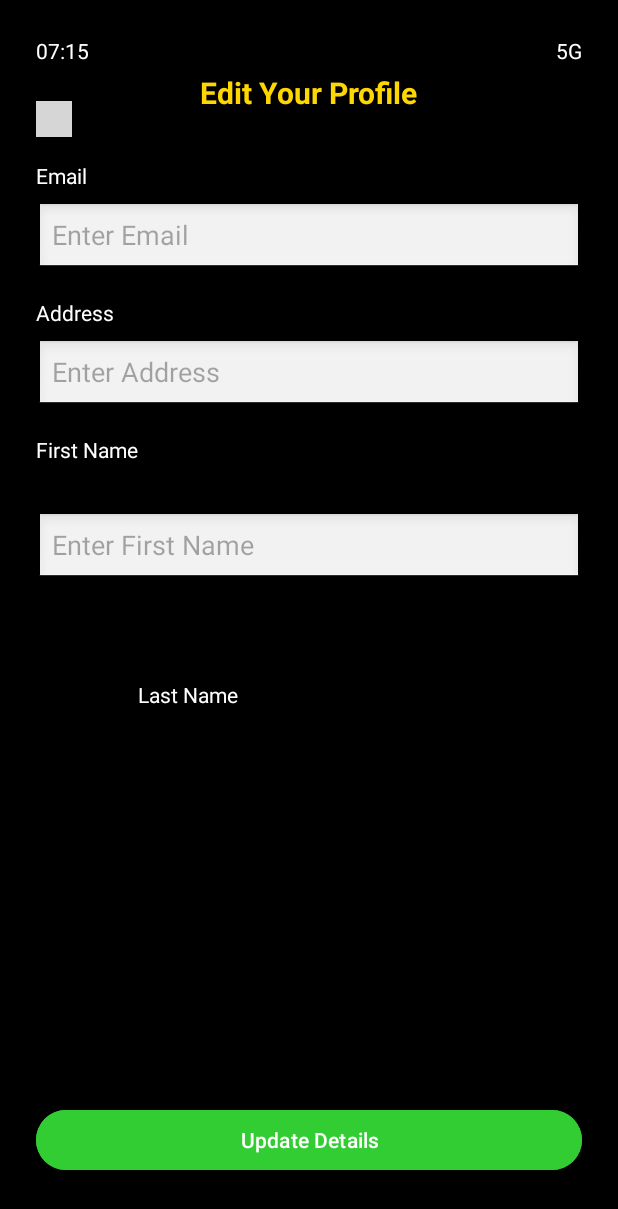
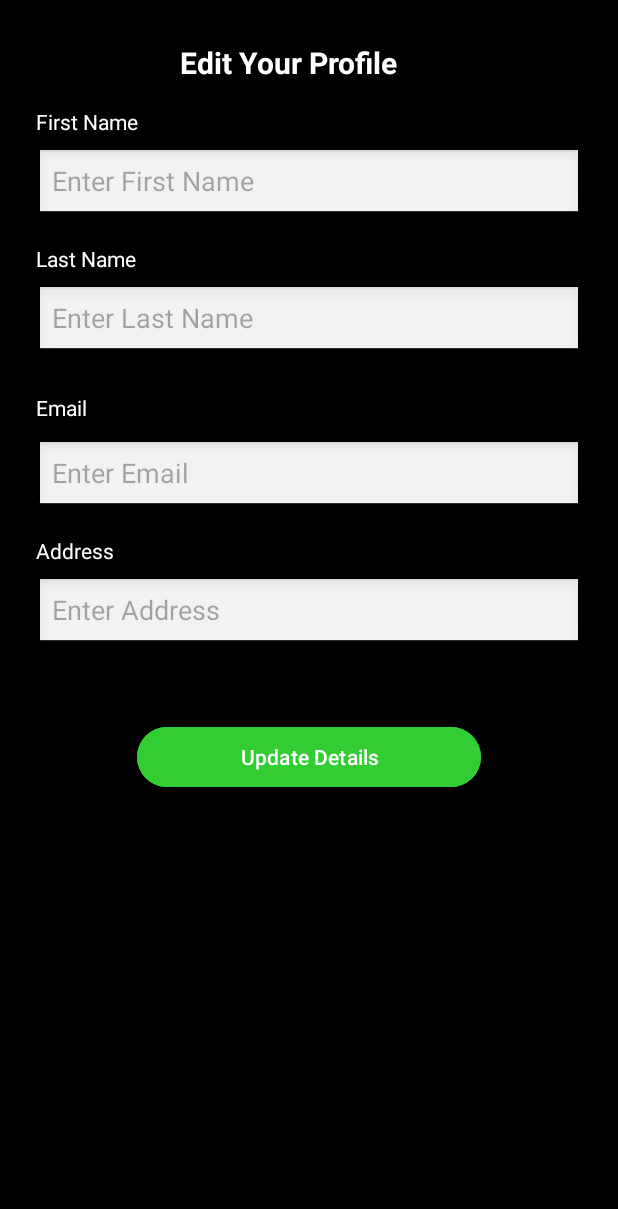
Before and after one commit to Baralsurekha/Task-management, an Android app: the layout activity_editprofile.xml on its own in the app's theme, with its tools: preview values and no code run, on a phone screen of 412 x 824 dp. Shown: the top 1209 px of the screen. Run offline under Robolectric (Android 15) with nearby library versions, the phone set to English and light mode, and no system bars; grey boxes are pictures that could not be loaded.

Commit message:
User profile

```diff
--- a/app/src/main/AndroidManifest.xml
+++ b/app/src/main/AndroidManifest.xml
@@ -37,6 +37,9 @@
                 <category android:name="android.intent.category.LAUNCHER" />
             </intent-filter>
         </activity>
+        <activity android:name=".Editprofile" />
+
+
     </application>
 
 </manifest>
--- a/app/src/main/res/layout/activity_create_task.xml
+++ b/app/src/main/res/layout/activity_create_task.xml
@@ -95,7 +95,8 @@
         android:textColor="#090909"
         android:textColorHint="#595757"
         app:layout_constraintStart_toStartOf="parent"
-        app:layout_constraintTop_toBottomOf="@+id/editTextText3" />
+        app:layout_constraintTop_toBottomOf="@+id/editTextText3"
+        tools:ignore="HardcodedText" />
 
     <EditText
         android:id="@+id/editTextTime"
--- a/app/src/main/res/layout/activity_editprofile.xml
+++ b/app/src/main/res/layout/activity_editprofile.xml
@@ -1,91 +1,116 @@
 <?xml version="1.0" encoding="utf-8"?>
-<androidx.constraintlayout.widget.ConstraintLayout xmlns:android="http://schemas.android.com/apk/res/android"
+<ScrollView xmlns:android="http://schemas.android.com/apk/res/android"
     xmlns:app="http://schemas.android.com/apk/res-auto"
     xmlns:tools="http://schemas.android.com/tools"
+    android:id="@+id/main"
     android:layout_width="match_parent"
     android:layout_height="match_parent"
     android:background="#000000"
+    tools:context=".Editprofile">
+
+    <androidx.constraintlayout.widget.ConstraintLayout
+        android:layout_width="match_parent"
+        android:layout_height="wrap_content"
         android:padding="24dp">
 
-    <!-- Top Bar -->
+        <!-- Edit Profile Title -->
+
+        <!-- First Name Label -->
         <TextView
-        android:id="@+id/timeText"
+            android:id="@+id/editProfileTitle"
             android:layout_width="wrap_content"
             android:layout_height="wrap_content"
-        android:text="07:15"
-        android:textColor="#FFFFFF"
-        android:textSize="14sp"
+            android:layout_marginTop="4dp"
+            android:text="Edit Your Profile"
+            android:textColor="@color/white"
+            android:textSize="20sp"
+            android:textStyle="bold"
+            app:layout_constraintEnd_toEndOf="parent"
+            app:layout_constraintHorizontal_bias="0.439"
             app:layout_constraintStart_toStartOf="parent"
             app:layout_constraintTop_toTopOf="parent" />
 
         <TextView
-        android:id="@+id/networkStatus"
+            android:id="@+id/firstNameLabel"
             android:layout_width="wrap_content"
             android:layout_height="wrap_content"
-        android:text="5G"
+            android:text="First Name"
             android:textColor="#FFFFFF"
-        android:textSize="14sp"
-        app:layout_constraintEnd_toEndOf="parent"
-        app:layout_constraintTop_toTopOf="parent" />
+            app:layout_constraintTop_toBottomOf="@id/editProfileTitle"
+            app:layout_constraintStart_toStartOf="parent"
+            android:layout_marginTop="16dp" />
 
-    <ImageView
-        android:id="@+id/btnBack"
-        android:layout_width="24dp"
-        android:layout_height="24dp"
-        android:layout_marginTop="24dp"
-        android:contentDescription="Back"
-        android:src="@drawable/arrow_left"
+        <!-- First Name Input -->
+        <EditText
+            android:id="@+id/editFirstName"
+            android:layout_width="0dp"
+            android:layout_height="wrap_content"
+            android:layout_marginTop="8dp"
+            android:background="@android:drawable/edit_text"
+            android:hint="Enter First Name"
+            android:textColor="#FFFFFF"
+            app:layout_constraintTop_toBottomOf="@id/firstNameLabel"
             app:layout_constraintStart_toStartOf="parent"
-        app:layout_constraintTop_toBottomOf="@id/timeText" />
+            app:layout_constraintEnd_toEndOf="parent" />
 
-    <!-- Title -->
+        <!-- Last Name Label -->
         <TextView
-        android:id="@+id/editProfileTitle"
+            android:id="@+id/lastNameLabel"
             android:layout_width="wrap_content"
             android:layout_height="wrap_content"
-        android:layout_marginTop="24dp"
-        android:text="Edit Your Profile"
-        android:textColor="#FFD700"
-        android:textSize="20sp"
-        android:textStyle="bold"
-        app:layout_constraintEnd_toEndOf="parent"
+            android:text="Last Name"
+            android:textColor="#FFFFFF"
+            app:layout_constraintTop_toBottomOf="@id/editFirstName"
             app:layout_constraintStart_toStartOf="parent"
-        app:layout_constraintTop_toTopOf="parent" />
+            android:layout_marginTop="16dp" />
+
+        <!-- Last Name Input -->
+        <EditText
+            android:id="@+id/editLastName"
+            android:layout_width="0dp"
+            android:layout_height="wrap_content"
+            android:layout_marginTop="8dp"
+            android:background="@android:drawable/edit_text"
+            android:hint="Enter Last Name"
+            android:textColor="#FFFFFF"
+            app:layout_constraintTop_toBottomOf="@id/lastNameLabel"
+            app:layout_constraintStart_toStartOf="parent"
+            app:layout_constraintEnd_toEndOf="parent" />
 
         <!-- Email Label -->
         <TextView
             android:id="@+id/emailLabel"
             android:layout_width="wrap_content"
             android:layout_height="wrap_content"
-        android:layout_marginTop="32dp"
             android:text="Email"
             android:textColor="#FFFFFF"
+            app:layout_constraintTop_toBottomOf="@id/editLastName"
             app:layout_constraintStart_toStartOf="parent"
-        app:layout_constraintTop_toBottomOf="@id/editProfileTitle" />
+            android:layout_marginTop="24dp" />
 
         <!-- Email Input -->
         <EditText
             android:id="@+id/editEmail"
             android:layout_width="0dp"
             android:layout_height="wrap_content"
-        android:layout_marginTop="8dp"
+            android:layout_marginTop="12dp"
             android:background="@android:drawable/edit_text"
             android:hint="Enter Email"
             android:textColor="#FFFFFF"
-        app:layout_constraintEnd_toEndOf="parent"
+            app:layout_constraintTop_toBottomOf="@id/emailLabel"
             app:layout_constraintStart_toStartOf="parent"
-        app:layout_constraintTop_toBottomOf="@id/emailLabel" />
+            app:layout_constraintEnd_toEndOf="parent" />
 
         <!-- Address Label -->
         <TextView
             android:id="@+id/addressLabel"
             android:layout_width="wrap_content"
             android:layout_height="wrap_content"
-        android:layout_marginTop="16dp"
             android:text="Address"
             android:textColor="#FFFFFF"
+            app:layout_constraintTop_toBottomOf="@id/editEmail"
             app:layout_constraintStart_toStartOf="parent"
-        app:layout_constraintTop_toBottomOf="@id/editEmail" />
+            android:layout_marginTop="16dp" />
 
         <!-- Address Input -->
         <EditText
@@ -96,77 +121,23 @@
             android:background="@android:drawable/edit_text"
             android:hint="Enter Address"
             android:textColor="#FFFFFF"
-        app:layout_constraintEnd_toEndOf="parent"
+            app:layout_constraintTop_toBottomOf="@id/addressLabel"
             app:layout_constraintStart_toStartOf="parent"
-        app:layout_constraintTop_toBottomOf="@id/addressLabel" />
-
-    <!-- First Name Label -->
-    <TextView
-        android:id="@+id/firstNameLabel"
-        android:layout_width="wrap_content"
-        android:layout_height="wrap_content"
-        android:layout_marginTop="16dp"
-        android:text="First Name"
-        android:textColor="#FFFFFF"
-        app:layout_constraintStart_toStartOf="parent"
-        app:layout_constraintTop_toBottomOf="@id/editAddress" />
-
-    <!-- First Name Input -->
-
-    <!-- Last Name Label -->
-
-    <!-- Last Name Input -->
+            app:layout_constraintEnd_toEndOf="parent" />
 
         <!-- Save Button -->
-
-    <EditText
-        android:id="@+id/editFirstName"
-        android:layout_width="0dp"
-        android:layout_height="wrap_content"
-        android:layout_marginTop="32dp"
-        android:background="@android:drawable/edit_text"
-        android:hint="Enter First Name"
-        android:textColor="#FFFFFF"
-        app:layout_constraintEnd_toEndOf="parent"
-        app:layout_constraintHorizontal_bias="0.0"
-        app:layout_constraintStart_toStartOf="parent"
-        app:layout_constraintTop_toBottomOf="@id/firstNameLabel" />
-
-    <TextView
-        android:id="@+id/lastNameLabel"
-        android:layout_width="wrap_content"
-        android:layout_height="wrap_content"
-        android:layout_marginStart="68dp"
-        android:layout_marginTop="64dp"
-        android:text="Last Name"
-        android:textColor="#FFFFFF"
-        app:layout_constraintStart_toStartOf="parent"
-        app:layout_constraintTop_toBottomOf="@id/editFirstName" />
-
-    <EditText
-        android:id="@+id/editLastName"
-        android:layout_width="0dp"
-        android:layout_height="wrap_content"
-        android:layout_marginTop="420dp"
-        android:background="@android:drawable/edit_text"
-        android:hint="Enter Last Name"
-        android:textColor="#FFFFFF"
-        app:layout_constraintEnd_toEndOf="parent"
-        app:layout_constraintHorizontal_bias="1.0"
-        app:layout_constraintStart_toStartOf="parent"
-        app:layout_constraintTop_toBottomOf="@id/lastNameLabel" />
-
         <Button
             android:id="@+id/btnSaveProfile"
-        android:layout_width="match_parent"
-        android:layout_height="wrap_content"
-        android:layout_marginTop="24dp"
-        android:layout_marginBottom="16dp"
+            android:layout_width="229dp"
+            android:layout_height="48dp"
+            android:layout_marginTop="48dp"
             android:backgroundTint="#32CD32"
             android:text="Update Details"
             android:textAllCaps="false"
             android:textColor="#FFFFFF"
-        app:layout_constraintBottom_toBottomOf="parent"
-        app:layout_constraintEnd_toEndOf="parent"
-        app:layout_constraintStart_toStartOf="parent" />
+            app:layout_constraintTop_toBottomOf="@id/editAddress"
+            app:layout_constraintStart_toStartOf="parent"
+            app:layout_constraintEnd_toEndOf="parent" />
+
     </androidx.constraintlayout.widget.ConstraintLayout>
+</ScrollView>
```
Also changed, not shown: app/src/main/java/com/example/taskmanagement/Editprofile.java (+17 -0 lines), app/src/main/java/com/example/taskmanagement/Userdetails.java (+22 -1 lines), app/src/main/java/com/example/taskmanagement/changePassword.java (+15 -0 lines), app/src/main/res/layout/activity_change_password.xml (+28 -55 lines), app/src/main/res/layout/activity_notifications.xml (+19 -37 lines), app/src/main/res/layout/activity_userdetails.xml (+13 -9 lines), app/src/main/res/drawable/icon.png (added). Lines whose indentation alone changed are shown as unchanged.
